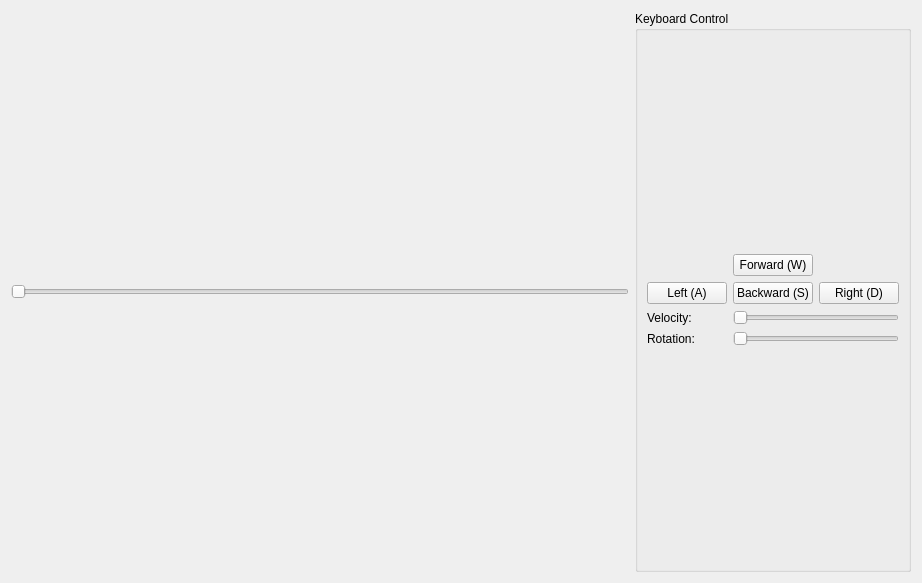
Above: fallrisk_gui/fallrisk_rviz_gui/src/rviz_gui.ui from rxdu/fall_risk_project_ros before the change. Below: the same form after it.
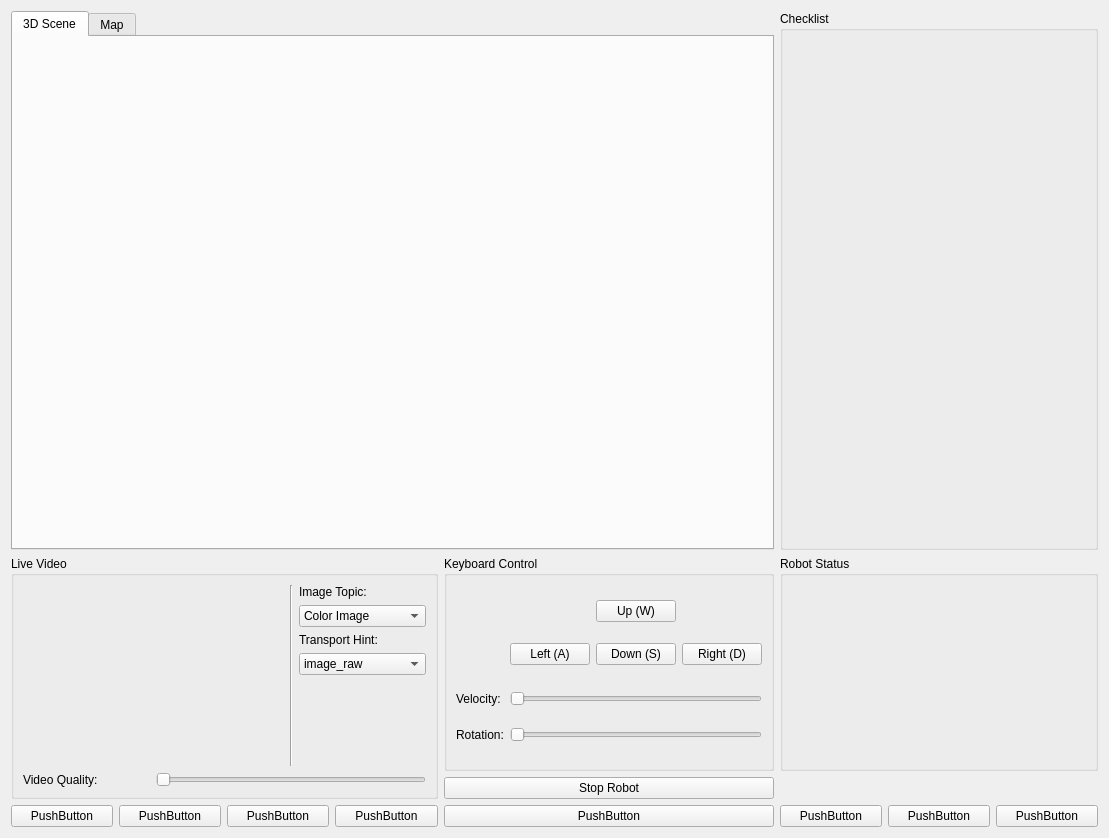
That is the form after the change.

```diff
--- a/fallrisk_gui/fallrisk_rviz_gui/src/rviz_gui.ui
+++ b/fallrisk_gui/fallrisk_rviz_gui/src/rviz_gui.ui
@@ -6,67 +6,185 @@
    <rect>
     <x>0</x>
     <y>0</y>
-    <width>922</width>
-    <height>583</height>
+    <width>1109</width>
+    <height>838</height>
    </rect>
   </property>
   <property name="windowTitle">
    <string>Form</string>
   </property>
-  <layout class="QHBoxLayout" name="horizontalLayout_3">
+  <layout class="QGridLayout" name="gridLayout">
+   <item row="8" column="4">
+    <widget class="QPushButton" name="pushButton_17">
+     <property name="text">
+      <string>PushButton</string>
+     </property>
+    </widget>
+   </item>
+   <item row="5" column="0" rowspan="3" colspan="4">
+    <widget class="QGroupBox" name="gb_livevideo">
+     <property name="title">
+      <string>Live Video</string>
+     </property>
+     <layout class="QGridLayout" name="gridLayout_3">
+      <item row="0" column="3" rowspan="2">
+       <layout class="QFormLayout" name="videoctrol_layout">
+        <property name="fieldGrowthPolicy">
+         <enum>QFormLayout::AllNonFixedFieldsGrow</enum>
+        </property>
+        <item row="1" column="0" colspan="2">
+         <widget class="QComboBox" name="cbImageTopic">
    <item>
-    <layout class="QGridLayout" name="main_layout">
-     <item row="0" column="0">
-      <layout class="QHBoxLayout" name="display_layout"/>
-     </item>
-     <item row="1" column="0">
-      <layout class="QHBoxLayout" name="control_layout">
+           <property name="text">
+            <string>Color Image</string>
+           </property>
+          </item>
        <item>
-        <layout class="QGridLayout" name="gridLayout_2">
-         <item row="0" column="0">
+           <property name="text">
+            <string>Mono Image</string>
+           </property>
+          </item>
+         </widget>
+        </item>
+        <item row="0" column="0" colspan="2">
+         <widget class="QLabel" name="label_3">
+          <property name="text">
+           <string>Image Topic:</string>
+          </property>
+         </widget>
+        </item>
+        <item row="2" column="0" colspan="2">
+         <widget class="QLabel" name="label_4">
+          <property name="text">
+           <string>Transport Hint:</string>
+          </property>
+         </widget>
+        </item>
+        <item row="3" column="0" colspan="2">
+         <widget class="QComboBox" name="cbTransHint">
+          <item>
+           <property name="text">
+            <string>image_raw</string>
+           </property>
+          </item>
+          <item>
+           <property name="text">
+            <string>theora</string>
+           </property>
+          </item>
+         </widget>
+        </item>
+       </layout>
+      </item>
+      <item row="0" column="0" rowspan="2" colspan="2">
+       <layout class="QGridLayout" name="livevideo_layout"/>
+      </item>
+      <item row="0" column="2" rowspan="2">
+       <widget class="Line" name="line">
+        <property name="orientation">
+         <enum>Qt::Vertical</enum>
+        </property>
+       </widget>
+      </item>
+      <item row="2" column="1" colspan="3">
           <widget class="QSlider" name="horizontalSlider">
            <property name="orientation">
             <enum>Qt::Horizontal</enum>
            </property>
           </widget>
          </item>
-        </layout>
-       </item>
-       <item>
-        <layout class="QGridLayout" name="gridLayout_4">
-         <item row="0" column="0">
-          <widget class="QGroupBox" name="groupBox">
+      <item row="2" column="0">
+       <widget class="QLabel" name="label_5">
+        <property name="text">
+         <string>Video Quality:</string>
+        </property>
+       </widget>
+      </item>
+     </layout>
+    </widget>
+   </item>
+   <item row="8" column="1">
+    <widget class="QPushButton" name="pushButton_8">
+     <property name="text">
+      <string>PushButton</string>
+     </property>
+    </widget>
+   </item>
+   <item row="8" column="3">
+    <widget class="QPushButton" name="pushButton_7">
+     <property name="text">
+      <string>PushButton</string>
+     </property>
+    </widget>
+   </item>
+   <item row="8" column="0">
+    <widget class="QPushButton" name="pushButton_6">
+     <property name="text">
+      <string>PushButton</string>
+     </property>
+    </widget>
+   </item>
+   <item row="8" column="5">
+    <widget class="QPushButton" name="pushButton">
+     <property name="text">
+      <string>PushButton</string>
+     </property>
+    </widget>
+   </item>
+   <item row="8" column="6">
+    <widget class="QPushButton" name="pushButton_2">
+     <property name="text">
+      <string>PushButton</string>
+     </property>
+    </widget>
+   </item>
+   <item row="5" column="4" rowspan="2">
+    <widget class="QGroupBox" name="gb_keyctrl">
            <property name="title">
             <string>Keyboard Control</string>
            </property>
            <layout class="QGridLayout" name="gridLayout_6">
-            <item row="0" column="1">
+      <item row="0" column="0">
              <layout class="QGridLayout" name="gridLayout_5">
-              <item row="3" column="1" colspan="2">
-               <widget class="QSlider" name="horizontalSlider_2">
-                <property name="orientation">
-                 <enum>Qt::Horizontal</enum>
-                </property>
-               </widget>
-              </item>
-              <item row="1" column="2">
-               <widget class="QPushButton" name="pushButton_4">
+        <item row="1" column="4">
+         <widget class="QPushButton" name="btnRight">
                 <property name="text">
                  <string>Right (D)</string>
                 </property>
                </widget>
               </item>
-              <item row="1" column="1">
-               <widget class="QPushButton" name="pushButton_5">
+        <item row="1" column="3">
+         <widget class="QPushButton" name="btnDown">
                 <property name="text">
-                 <string>Backward (S)</string>
+           <string>Down (S)</string>
                 </property>
                </widget>
               </item>
-              <item row="0" column="1">
-               <widget class="QPushButton" name="pushButton">
+        <item row="0" column="3">
+         <widget class="QPushButton" name="btnUp">
                 <property name="text">
-                 <string>Forward (W)</string>
+           <string>Up (W)</string>
+          </property>
+         </widget>
+        </item>
+        <item row="1" column="2">
+         <widget class="QPushButton" name="btnLeft">
+          <property name="text">
+           <string>Left (A)</string>
+          </property>
+         </widget>
+        </item>
+        <item row="3" column="2" colspan="3">
+         <widget class="QSlider" name="sliderVelocity">
+          <property name="orientation">
+           <enum>Qt::Horizontal</enum>
+          </property>
+         </widget>
+        </item>
+        <item row="4" column="2" colspan="3">
+         <widget class="QSlider" name="sliderRotation">
+          <property name="orientation">
+           <enum>Qt::Horizontal</enum>
                 </property>
                </widget>
               </item>
@@ -77,20 +195,6 @@
                 </property>
                </widget>
               </item>
-              <item row="1" column="0">
-               <widget class="QPushButton" name="pushButton_3">
-                <property name="text">
-                 <string>Left (A)</string>
-                </property>
-               </widget>
-              </item>
-              <item row="4" column="1" colspan="2">
-               <widget class="QSlider" name="horizontalSlider_3">
-                <property name="orientation">
-                 <enum>Qt::Horizontal</enum>
-                </property>
-               </widget>
-              </item>
               <item row="4" column="0">
                <widget class="QLabel" name="label_2">
                 <property name="text">
@@ -98,16 +202,80 @@
                 </property>
                </widget>
               </item>
+        <item row="2" column="2" colspan="3">
+         <spacer name="horizontalSpacer">
+          <property name="orientation">
+           <enum>Qt::Horizontal</enum>
+          </property>
+          <property name="sizeHint" stdset="0">
+           <size>
+            <width>40</width>
+            <height>5</height>
+           </size>
+          </property>
+         </spacer>
+        </item>
              </layout>
             </item>
            </layout>
           </widget>
          </item>
-        </layout>
-       </item>
-      </layout>
-     </item>
-    </layout>
+   <item row="5" column="5" rowspan="2" colspan="3">
+    <widget class="QGroupBox" name="gb_robotstatus">
+     <property name="title">
+      <string>Robot Status</string>
+     </property>
+    </widget>
+   </item>
+   <item row="0" column="5" rowspan="5" colspan="3">
+    <widget class="QGroupBox" name="gb_checklist">
+     <property name="title">
+      <string>Checklist</string>
+     </property>
+    </widget>
+   </item>
+   <item row="0" column="0" rowspan="5" colspan="5">
+    <widget class="QTabWidget" name="tab_display">
+     <property name="currentIndex">
+      <number>0</number>
+     </property>
+     <widget class="QWidget" name="tab_3dscene">
+      <attribute name="title">
+       <string>3D Scene</string>
+      </attribute>
+      <layout class="QVBoxLayout" name="verticalLayout">
+       <item>
+        <layout class="QHBoxLayout" name="display3d_layout"/>
+       </item>
+      </layout>
+     </widget>
+     <widget class="QWidget" name="tab_map">
+      <attribute name="title">
+       <string>Map</string>
+      </attribute>
+     </widget>
+    </widget>
+   </item>
+   <item row="8" column="7">
+    <widget class="QPushButton" name="pushButton_3">
+     <property name="text">
+      <string>PushButton</string>
+     </property>
+    </widget>
+   </item>
+   <item row="8" column="2">
+    <widget class="QPushButton" name="pushButton_9">
+     <property name="text">
+      <string>PushButton</string>
+     </property>
+    </widget>
+   </item>
+   <item row="7" column="4">
+    <widget class="QPushButton" name="pushButton_4">
+     <property name="text">
+      <string>Stop Robot</string>
+     </property>
+    </widget>
    </item>
   </layout>
  </widget>
```
Left out of the diff: 2 changed lines with no effect on the pictures. Lines whose indentation alone changed are shown as unchanged.
